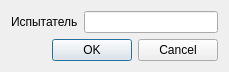
This is login.ui in firef0xff/SSHGS01 as Qt 5 draws it before an edit. The edited form follows.
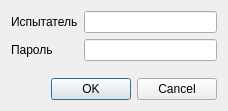
This is the edited form.

Commit message: Добавить ПО стенда возможностью персонального входа в систему. «Логин» «пароль» из перечня специалистов, имеющих соответствующее обучение и право работать на стенде.

```diff
--- a/login.ui
+++ b/login.ui
@@ -6,8 +6,8 @@
    <rect>
     <x>0</x>
     <y>0</y>
-    <width>229</width>
-    <height>69</height>
+    <width>228</width>
+    <height>111</height>
    </rect>
   </property>
   <property name="windowTitle">
@@ -26,6 +26,16 @@
      <item row="0" column="1">
       <widget class="QLineEdit" name="User"/>
      </item>
+     <item row="1" column="0">
+      <widget class="QLabel" name="l_password">
+       <property name="text">
+        <string>Пароль</string>
+       </property>
+      </widget>
+     </item>
+     <item row="1" column="1">
+      <widget class="QLineEdit" name="Pass"/>
+     </item>
     </layout>
    </item>
    <item>
```
The commit also changes 11 other files.
